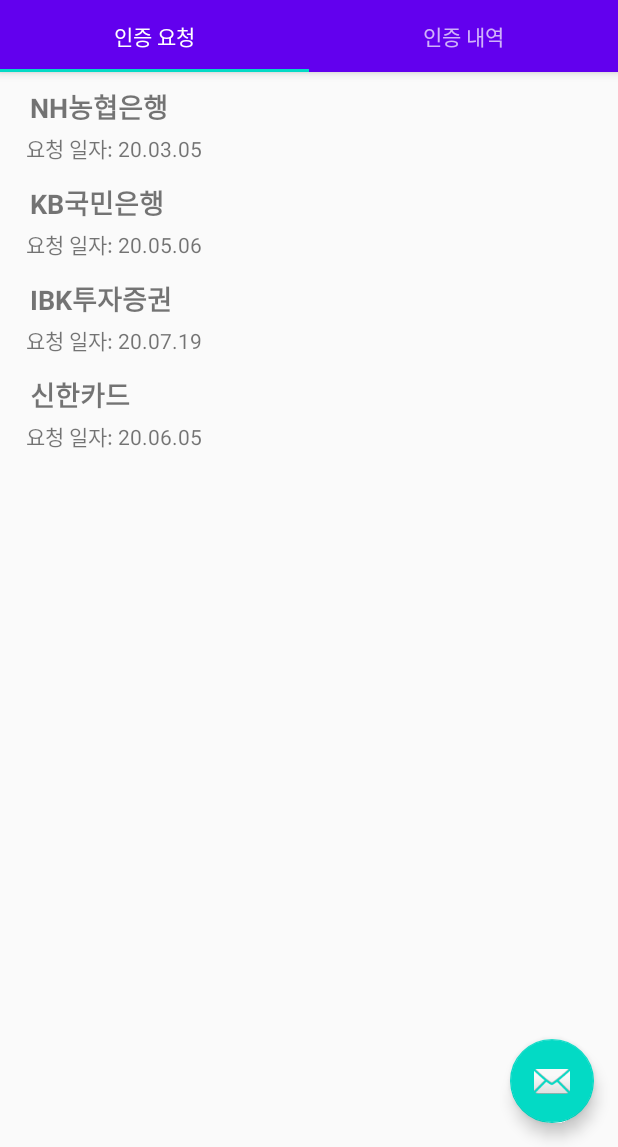
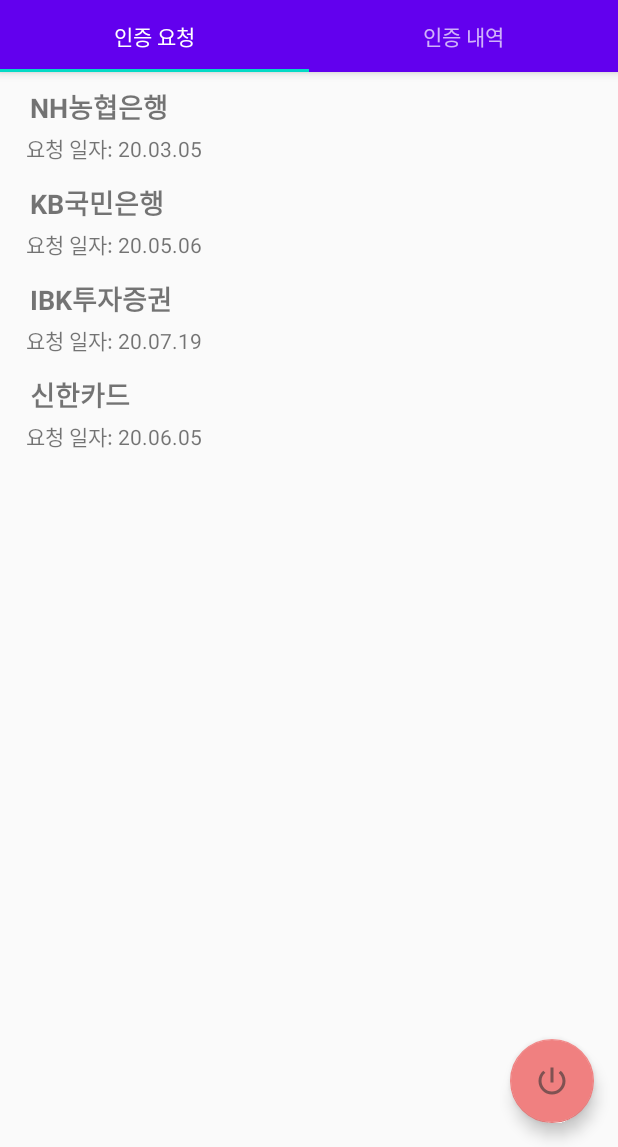
Before and after one commit to mandoolala/FinTect, an Android app: the MainActivity screen opened directly, with no data from a screen before it, on a phone screen of 412 x 824 dp, the part 89-1236 px from its top. Run offline under Robolectric (Android 15) with nearby library versions, the phone set to English and light mode, and no system bars.

Commit message:
prettier logout

```diff
--- a/app/src/main/AndroidManifest.xml
+++ b/app/src/main/AndroidManifest.xml
@@ -1,6 +1,7 @@
 <?xml version="1.0" encoding="utf-8"?>
 <manifest xmlns:android="http://schemas.android.com/apk/res/android"
     package="com.example.fintectapp">
+    <uses-permission android:name="android.permission.INTERNET"/>
     <uses-permission android:name="android.permission.WRITE_EXTERNAL_STORAGE" />
     <uses-permission android:name="android.permission.READ_EXTERNAL_STORAGE"/>
     <application
--- a/app/src/main/java/com/example/fintectapp/MainActivity.kt
+++ b/app/src/main/java/com/example/fintectapp/MainActivity.kt
@@ -1,5 +1,7 @@
 package com.example.fintectapp
 
+import android.content.res.ColorStateList
+import android.graphics.Color.rgb
 import android.os.Bundle
 import com.google.android.material.floatingactionbutton.FloatingActionButton
 import com.google.android.material.snackbar.Snackbar
@@ -21,7 +23,8 @@ class MainActivity : AppCompatActivity() {
         val tabs: TabLayout = findViewById(R.id.tabs)
         tabs.setupWithViewPager(viewPager)
         val fab: FloatingActionButton = findViewById(R.id.fab)
-
+        fab.setImageResource(R.drawable.ic_action_name)
+        fab.backgroundTintList = ColorStateList.valueOf((rgb(240,128,128)))
         fab.setOnClickListener { view ->
             Snackbar.make(view, "Replace with your own action", Snackbar.LENGTH_LONG)
                     .setAction("Action", null).show()
--- /dev/null
+++ b/app/src/main/res/drawable-anydpi/ic_action_name.xml
@@ -0,0 +1,11 @@
+<vector xmlns:android="http://schemas.android.com/apk/res/android"
+    android:width="24dp"
+    android:height="24dp"
+    android:viewportWidth="24"
+    android:viewportHeight="24"
+    android:tint="#333333"
+    android:alpha="0.6">
+  <path
+      android:fillColor="#FF000000"
+      android:pathData="M13,3h-2v10h2L13,3zM17.83,5.17l-1.42,1.42C17.99,7.86 19,9.81 19,12c0,3.87 -3.13,7 -7,7s-7,-3.13 -7,-7c0,-2.19 1.01,-4.14 2.58,-5.42L6.17,5.17C4.23,6.82 3,9.26 3,12c0,4.97 4.03,9 9,9s9,-4.03 9,-9c0,-2.74 -1.23,-5.18 -3.17,-6.83z"/>
+</vector>
```
Also changed, not shown: app/src/main/res/drawable-hdpi/ic_action_name.png (added), app/src/main/res/drawable-mdpi/ic_action_name.png (added), app/src/main/res/drawable-xhdpi/ic_action_name.png (added), app/src/main/res/drawable-xxhdpi/ic_action_name.png (added).
